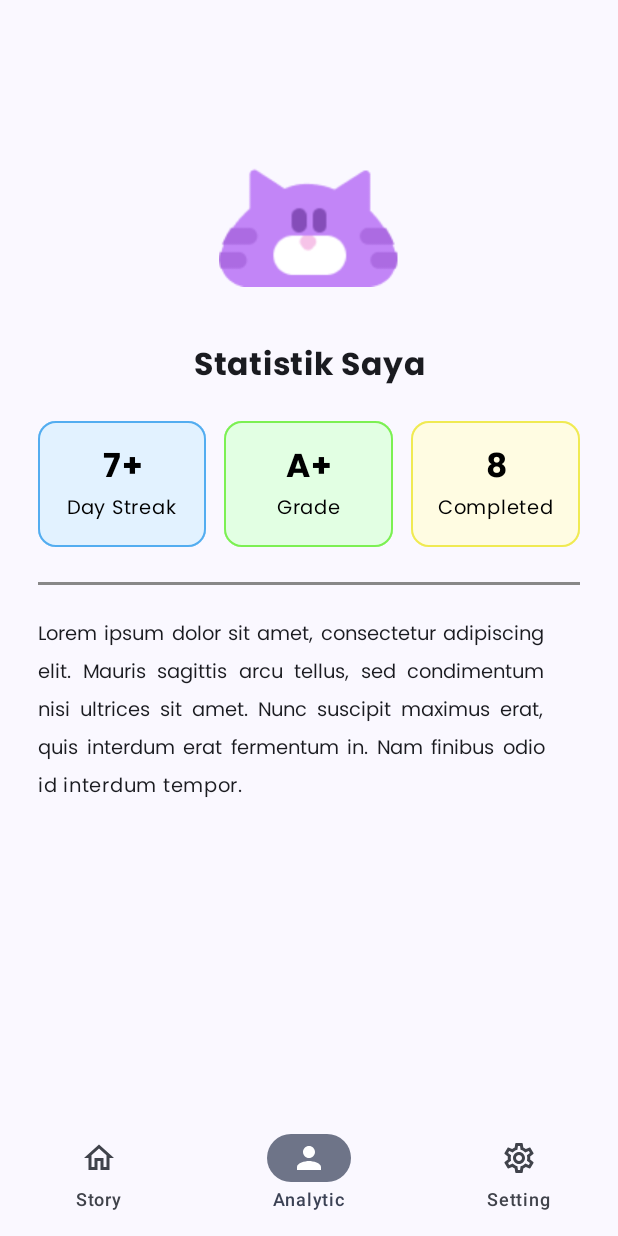
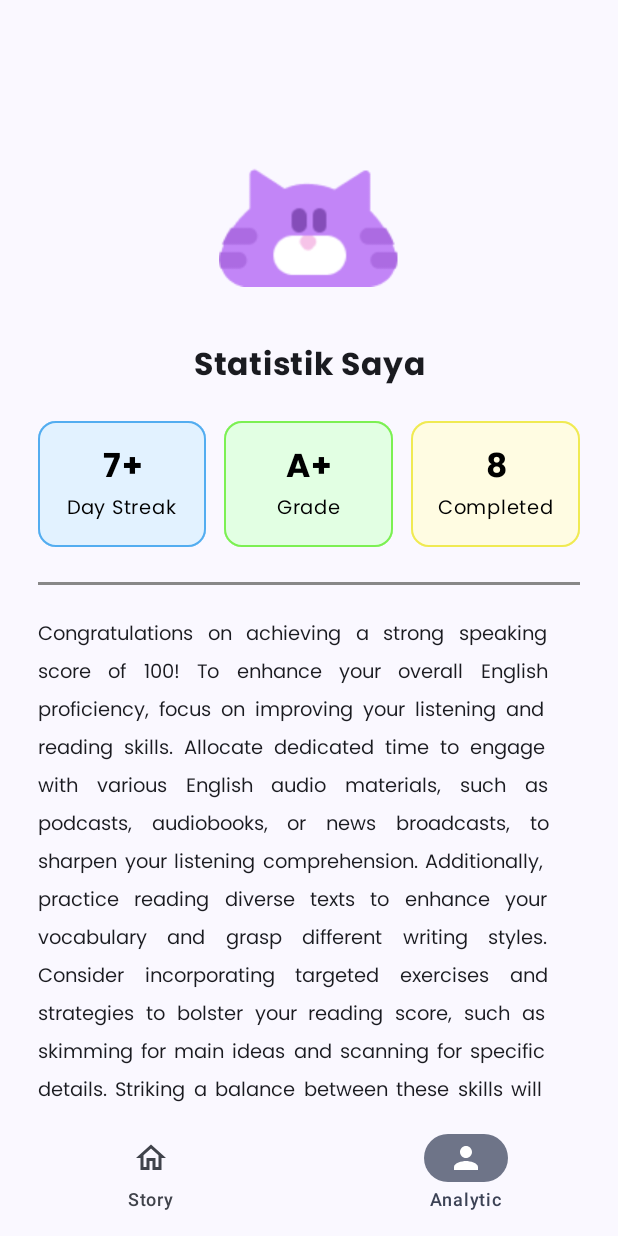
Before and after one commit to rizkisiraj/GoEnglish, an Android app built with Jetpack Compose: the screen it shows after launch (MainActivity), item 2 of the bottom bar chosen, on a phone screen of 412 x 824 dp. Run offline under Robolectric (Android 15) with nearby library versions, the phone set to English and light mode, and no system bars; our stand-ins replace accompanist, constraintlayout-compose; 2 statements that could not run were skipped.

Commit message:
dump commit

```diff
--- a/app/src/main/java/com/example/learningapp/MainScreen.kt
+++ b/app/src/main/java/com/example/learningapp/MainScreen.kt
@@ -49,7 +49,6 @@ fun TopBar(navController: NavHostController) {
     val screens = listOf(
         BottomNavScreen.Home,
         BottomNavScreen.Analytic,
-        BottomNavScreen.Setting,
     )
     val navBackStackEntry by navController.currentBackStackEntryAsState()
     val currentDestination = navBackStackEntry?.destination
@@ -66,7 +65,6 @@ fun BottomBar(navController: NavHostController) {
     val screens = listOf(
         BottomNavScreen.Home,
         BottomNavScreen.Analytic,
-        BottomNavScreen.Setting,
     )
     val navBackStackEntry by navController.currentBackStackEntryAsState()
     val currentDestination = navBackStackEntry?.destination
--- a/app/src/main/java/com/example/learningapp/components/BubbleChat.kt
+++ b/app/src/main/java/com/example/learningapp/components/BubbleChat.kt
@@ -111,7 +111,7 @@ fun BoxCard(
                 .padding(14.dp),
             contentAlignment = Alignment.Center
         ) {
-            Text(text = text, fontSize = MaterialTheme.typography.bodyLarge.fontSize, textAlign = TextAlign.Center, fontWeight = FontWeight.SemiBold)
+            Text(text = text, fontSize = MaterialTheme.typography.bodyMedium.fontSize, textAlign = TextAlign.Center, fontWeight = FontWeight.SemiBold)
         }
     }
 }
--- a/app/src/main/java/com/example/learningapp/data/ConversationDatas.kt
+++ b/app/src/main/java/com/example/learningapp/data/ConversationDatas.kt
@@ -17,7 +17,7 @@ var dummy = listOf(Conversation(
     description = "Mempelajari kosa kata tentang keluarga dan aktivitas sehari-hari.",
     title = "Keluarga",
     cover = R.drawable.gambar_2,
-    refId = "9tyIMF8xZ6dLSbHQwVZg"
+    refId = "aVzdekthMXdyKDsWW3Vp"
 ),Conversation(
     color = Color(255, 128, 128),
     title = "Sekolah",
--- a/app/src/main/java/com/example/learningapp/screen/Profile.kt
+++ b/app/src/main/java/com/example/learningapp/screen/Profile.kt
@@ -11,6 +11,8 @@ import androidx.compose.foundation.layout.fillMaxWidth
 import androidx.compose.foundation.layout.height
 import androidx.compose.foundation.layout.padding
 import androidx.compose.foundation.layout.width
+import androidx.compose.foundation.rememberScrollState
+import androidx.compose.foundation.verticalScroll
 import androidx.compose.material3.Text
 import androidx.compose.runtime.Composable
 import androidx.compose.ui.Alignment
@@ -53,6 +55,7 @@ fun Analisa(){
             .padding(25.dp)
             .fillMaxSize()
             .padding(top = 65.dp)
+            .verticalScroll(rememberScrollState()),
     ) {
 
         //Ikon Kucink
@@ -122,11 +125,11 @@ fun Analisa(){
 
         //Tulisan Bawah
         Text(
-            text = "Lorem ipsum dolor sit amet, consectetur adipiscing elit. Mauris sagittis arcu tellus, sed condimentum nisi ultrices sit amet. Nunc suscipit maximus erat, quis interdum erat fermentum in. Nam finibus odio id interdum tempor. ",
+            text = "Congratulations on achieving a strong speaking score of 100! To enhance your overall English proficiency, focus on improving your listening and reading skills. Allocate dedicated time to engage with various English audio materials, such as podcasts, audiobooks, or news broadcasts, to sharpen your listening comprehension. Additionally, practice reading diverse texts to enhance your vocabulary and grasp different writing styles. Consider incorporating targeted exercises and strategies to bolster your reading score, such as skimming for main ideas and scanning for specific details. Striking a balance between these skills will not only contribute to a more well-rounded language proficiency but also boost your confidence across all aspects of English communication. Keep up the excellent work in speaking, and with consistent effort in listening and reading, you'll likely see improvements in those areas as well.",
             fontSize = 13.sp,
             textAlign = TextAlign.Justify,
             lineHeight = 25.sp,
-            modifier = Modifier.padding(top = 20.dp)
+            modifier = Modifier.padding(top = 20.dp, bottom = 65.dp)
         )
     }
 }
--- a/app/src/main/java/com/example/learningapp/screen/Success.kt
+++ b/app/src/main/java/com/example/learningapp/screen/Success.kt
@@ -116,7 +116,8 @@ fun SuccessScreen(navController: NavController, quizViewModel: QuizViewModel) {
                     modifier = Modifier
                         .fillMaxWidth()
                         .weight(1f),
-                    text = listeningCounter.toString())
+                    text = "\uD83D\uDC42\uD83C\uDFFB ${listeningCounter.toString()}"
+                )
                 Spacer(modifier = Modifier.width(24.dp))
                 BoxCard(
                     modifier = Modifier
```
